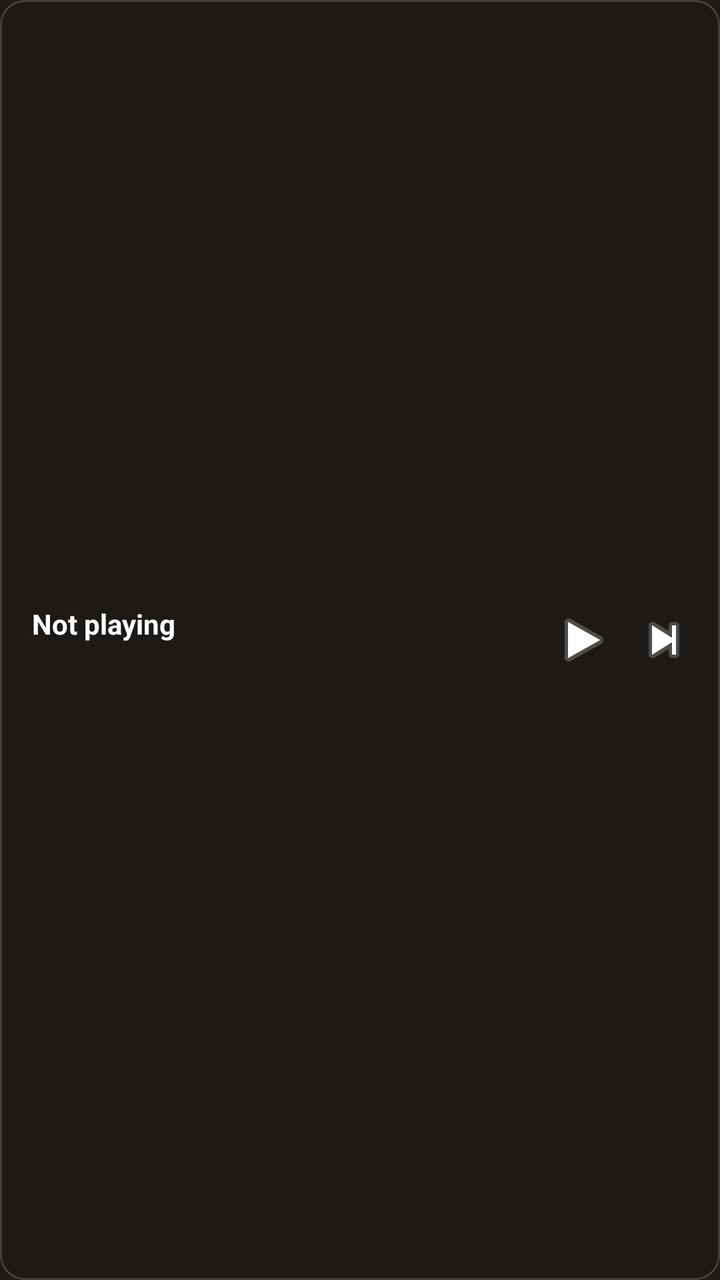
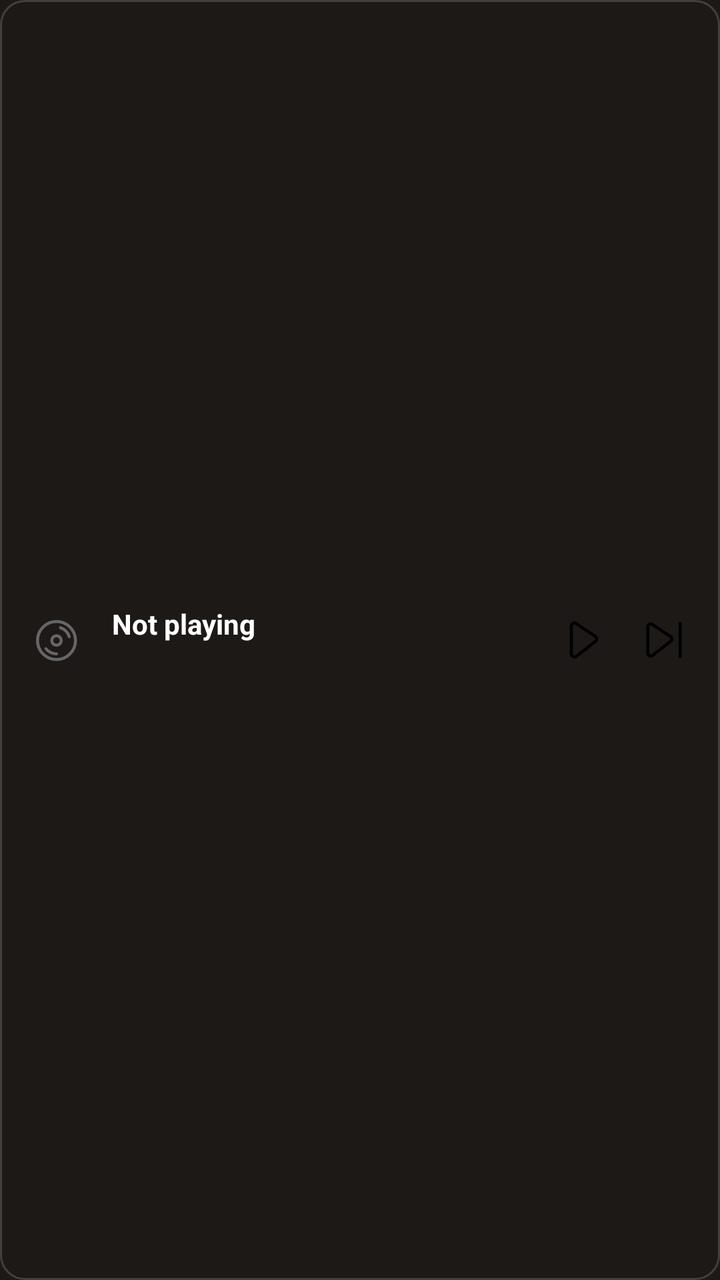

Two renders of the same Android screen: before a commit and after it. Below are the layout's source before the change and the commit's diff.
<!-- AndroidManifest.xml: application theme Theme.Muorg -->
<!-- res/layout/now_playing_widget_compact.xml -->
<?xml version="1.0" encoding="utf-8"?>
<LinearLayout xmlns:android="http://schemas.android.com/apk/res/android"
    android:layout_width="match_parent"
    android:layout_height="match_parent"
    android:orientation="horizontal"
    android:padding="8dp"
    android:background="@drawable/widget_background">

    <ImageView
        android:id="@+id/widget_cover"
        android:layout_width="40dp"
        android:layout_height="40dp"
        android:layout_gravity="center_vertical"
        android:scaleType="centerCrop"
        android:contentDescription="Album art"
        android:visibility="gone" />

    <LinearLayout
        android:layout_width="0dp"
        android:layout_height="wrap_content"
        android:layout_weight="1"
        android:layout_gravity="center_vertical"
        android:orientation="vertical"
        android:layout_marginStart="8dp">

        <TextView
            android:id="@+id/widget_title"
            android:layout_width="match_parent"
            android:layout_height="wrap_content"
            android:ellipsize="end"
            android:maxLines="1"
            android:textAppearance="@style/TextAppearance.Widget.Title"
            android:text="Not playing" />

        <TextView
            android:id="@+id/widget_artist"
            android:layout_width="match_parent"
            android:layout_height="wrap_content"
            android:ellipsize="end"
            android:maxLines="1"
            android:textAppearance="@style/TextAppearance.Widget.Artist"
            android:text="" />
    </LinearLayout>

    <ImageButton
        android:id="@+id/widget_play_pause"
        android:layout_width="40dp"
        android:layout_height="40dp"
        android:layout_gravity="center_vertical"
        android:src="@android:drawable/ic_media_play"
        android:background="@android:color/transparent"
        android:contentDescription="Play/Pause" />

    <ImageButton
        android:id="@+id/widget_next"
        android:layout_width="40dp"
        android:layout_height="40dp"
        android:layout_gravity="center_vertical"
        android:src="@android:drawable/ic_media_next"
        android:background="@android:color/transparent"
        android:contentDescription="Next" />

</LinearLayout>
<!-- resources referenced by this layout -->
<resources>
  <!-- unchanged entries left out for length: 4 -->
</resources>

<!-- the commit's change to res/layout/now_playing_widget_compact.xml (unified diff, before → after) -->
@@ -1,19 +1,34 @@
 <?xml version="1.0" encoding="utf-8"?>
 <LinearLayout xmlns:android="http://schemas.android.com/apk/res/android"
+    android:id="@+id/widget_root"
     android:layout_width="match_parent"
     android:layout_height="match_parent"
     android:orientation="horizontal"
+    android:gravity="center_vertical"
     android:padding="8dp"
     android:background="@drawable/widget_background">
 
-    <ImageView
-        android:id="@+id/widget_cover"
+    <FrameLayout
         android:layout_width="40dp"
-        android:layout_height="40dp"
-        android:layout_gravity="center_vertical"
-        android:scaleType="centerCrop"
-        android:contentDescription="Album art"
-        android:visibility="gone" />
+        android:layout_height="40dp">
+
+        <ImageView
+            android:id="@+id/widget_cover"
+            android:layout_width="match_parent"
+            android:layout_height="match_parent"
+            android:scaleType="centerCrop"
+            android:contentDescription="@string/widget_cover_desc"
+            android:visibility="gone" />
+
+        <ImageView
+            android:id="@+id/widget_cover_placeholder"
+            android:layout_width="match_parent"
+            android:layout_height="match_parent"
+            android:src="@drawable/ic_compact_disk"
+            android:tint="#66FFFFFF"
+            android:scaleType="centerInside"
+            android:contentDescription="@string/widget_cover_desc" />
+    </FrameLayout>
 
     <LinearLayout
         android:layout_width="0dp"
@@ -30,7 +45,7 @@
             android:ellipsize="end"
             android:maxLines="1"
             android:textAppearance="@style/TextAppearance.Widget.Title"
-            android:text="Not playing" />
+            android:text="@string/widget_no_track" />
 
         <TextView
             android:id="@+id/widget_artist"
@@ -47,17 +62,21 @@
         android:layout_width="40dp"
         android:layout_height="40dp"
         android:layout_gravity="center_vertical"
-        android:src="@android:drawable/ic_media_play"
+        android:padding="8dp"
+        android:scaleType="center"
+        android:src="@drawable/ic_play"
         android:background="@android:color/transparent"
-        android:contentDescription="Play/Pause" />
+        android:contentDescription="@string/widget_play" />
 
     <ImageButton
         android:id="@+id/widget_next"
         android:layout_width="40dp"
         android:layout_height="40dp"
         android:layout_gravity="center_vertical"
-        android:src="@android:drawable/ic_media_next"
+        android:padding="8dp"
+        android:scaleType="center"
+        android:src="@drawable/ic_next"
         android:background="@android:color/transparent"
-        android:contentDescription="Next" />
+        android:contentDescription="@string/widget_next" />
 
 </LinearLayout>
<!-- resource entries referenced after the edit -->
@@ -1,5 +1,79 @@
 <!-- resources referenced by this layout -->
 <resources>
+  <!-- drawable ic_compact_disk (drawable) -->
+  <vector xmlns:android="http://schemas.android.com/apk/res/android"
+      android:width="24dp"
+      android:height="24dp"
+      android:viewportWidth="24"
+      android:viewportHeight="24">
+      <path
+          android:pathData="M12.25 2.75C14.7696 2.75 17.1859 3.75089 18.9675 5.53249C20.7491 7.31408 21.75 9.73044 21.75 12.25C21.75 14.7696 20.7491 17.1859 18.9675 18.9675C17.1859 20.7491 14.7696 21.75 12.25 21.75C9.73044 21.75 7.31408 20.7491 5.53249 18.9675C3.75089 17.1859 2.75 14.7696 2.75 12.25C2.75 9.73044 3.75089 7.31408 5.53249 5.53249C7.31408 3.75089 9.73044 2.75 12.25 2.75Z"
+          android:fillColor="#00000000"
+          android:strokeColor="#FF000000"
+          android:strokeWidth="1.5"
+          android:strokeLineCap="round"
+          android:strokeLineJoin="round" />
+      <path
+          android:pathData="M14.62 12.25C14.62 10.9411 13.5589 9.88 12.25 9.88C10.9411 9.88 9.88 10.9411 9.88 12.25C9.88 13.5589 10.9411 14.62 12.25 14.62C13.5589 14.62 14.62 13.5589 14.62 12.25Z"
+          android:fillColor="#00000000"
+          android:strokeColor="#FF000000"
+          android:strokeWidth="1.5"
+          android:strokeLineCap="round"
+          android:strokeLineJoin="round" />
+      <path
+          android:pathData="M12.25 18.93C11.2424 18.9301 10.2479 18.7026 9.34053 18.2646C8.43319 17.8265 7.63653 17.1891 7.01 16.4"
+          android:fillColor="#00000000"
+          android:strokeColor="#FF000000"
+          android:strokeWidth="1.5"
+          android:strokeLineCap="round"
+          android:strokeLineJoin="round" />
+      <path
+          android:pathData="M14.25 5.87C15.294 6.1997 16.2411 6.78059 17.0083 7.56169C17.7754 8.34279 18.3392 9.30023 18.65 10.35"
+          android:fillColor="#00000000"
+          android:strokeColor="#FF000000"
+          android:strokeWidth="1.5"
+          android:strokeLineCap="round"
+          android:strokeLineJoin="round" />
+  </vector>
+  <!-- drawable ic_next (drawable) -->
+  <vector xmlns:android="http://schemas.android.com/apk/res/android"
+      android:width="24dp"
+      android:height="24dp"
+      android:viewportWidth="24"
+      android:viewportHeight="24">
+      <path
+          android:pathData="M20.0623 20.25L20.0623 3.75"
+          android:fillColor="#00000000"
+          android:strokeColor="#FF000000"
+          android:strokeWidth="1.5"
+          android:strokeLineCap="round"
+          android:strokeLineJoin="round" />
+      <path
+          android:pathData="M3.93767 5.41615V18.5798C3.93832 18.8497 4.01446 19.114 4.15748 19.3429C4.3005 19.5718 4.5047 19.7561 4.747 19.875C4.98929 19.9939 5.26001 20.0426 5.52856 20.0157C5.7971 19.9887 6.05276 19.8872 6.26662 19.7226L15.3799 12.6345C15.5604 12.4936 15.7048 12.3119 15.8014 12.1044C15.898 11.8968 15.9439 11.6693 15.9355 11.4406C15.927 11.2118 15.8644 10.9883 15.7527 10.7885C15.641 10.5886 15.4835 10.4181 15.2931 10.291L6.17983 4.21551C5.96227 4.07223 5.71005 3.99036 5.44982 3.97854C5.18958 3.96672 4.93099 4.0254 4.70134 4.14837C4.47169 4.27135 4.27951 4.45405 4.14509 4.6772C4.01067 4.90035 3.93901 5.15565 3.93767 5.41615Z"
+          android:fillColor="#00000000"
+          android:strokeColor="#FF000000"
+          android:strokeWidth="1.5"
+          android:strokeLineCap="round"
+          android:strokeLineJoin="round" />
+  </vector>
+  <!-- drawable ic_play (drawable) -->
+  <vector xmlns:android="http://schemas.android.com/apk/res/android"
+      android:width="24dp"
+      android:height="24dp"
+      android:viewportWidth="24"
+      android:viewportHeight="24">
+      <path
+          android:pathData="M5.64386 5.02467V18.9711C5.64455 19.257 5.72521 19.5371 5.87674 19.7796C6.02827 20.0221 6.24461 20.2173 6.50132 20.3433C6.75802 20.4693 7.04484 20.5209 7.32935 20.4924C7.61387 20.4638 7.88473 20.3563 8.11131 20.1818L17.7665 12.6722C17.9577 12.523 18.1108 12.3305 18.2131 12.1106C18.3154 11.8907 18.3641 11.6497 18.3551 11.4073C18.3461 11.165 18.2798 10.9282 18.1615 10.7165C18.0432 10.5047 17.8763 10.3241 17.6746 10.1894L8.01935 3.75264C7.78885 3.60084 7.52164 3.5141 7.24593 3.50158C6.97022 3.48906 6.69625 3.55122 6.45294 3.68151C6.20964 3.8118 6.00603 4.00537 5.86362 4.24178C5.72121 4.4782 5.64528 4.74868 5.64386 5.02467Z"
+          android:fillColor="#00000000"
+          android:strokeColor="#FF000000"
+          android:strokeWidth="1.5"
+          android:strokeLineCap="round"
+          android:strokeLineJoin="round" />
+  </vector>
+  <string name="widget_cover_desc">Album art</string>
+  <string name="widget_next">Next track</string>
+  <string name="widget_no_track">Not playing</string>
+  <string name="widget_play">Play</string>
   <!-- unchanged entries left out for length: 4 -->
 </resources>
 
